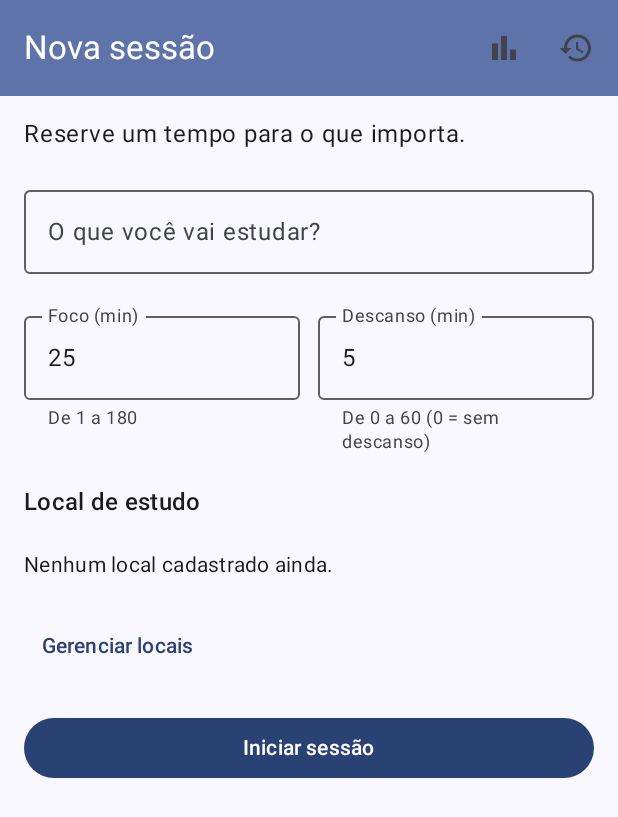
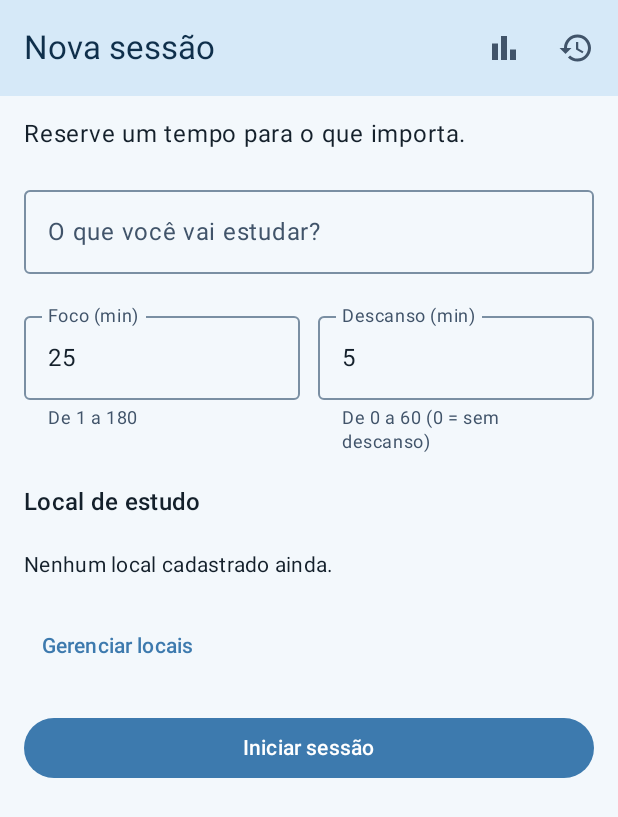
Before and after one commit to WilliamLavor/FocusApp, an Android app built with Jetpack Compose: the screen it shows after launch (MainActivity), on a phone screen of 412 x 824 dp. Shown: the top 817 px of the screen. Run offline under Robolectric (Android 15) with nearby library versions, the phone set to English and light mode, and no system bars; our stand-ins replace Room's generated code; libraries missing offline, so code that uses them is left out: androidx.room3; 5 statements that could not run were skipped.

Commit message:
visual com cores do design e anel no timer

```diff
--- a/app/src/main/java/com/example/focusapp/alerta/AlertaFim.kt
+++ b/app/src/main/java/com/example/focusapp/alerta/AlertaFim.kt
@@ -8,12 +8,12 @@ import android.os.VibrationEffect
 import android.os.Vibrator
 import android.os.VibratorManager
 
-// Vibra e toca um som quando o foco ou o descanso acaba.
+// vibra e toca quando o foco/descanso acaba
 class AlertaFim(context: Context) {
 
     private val contexto = context.applicationContext
 
-    // guarda o toque pra ele não ser coletado no meio
+    //guarda o toque pra ele não ser coletado no meio
     private var toque: Ringtone? = null
 
     fun tocar() {
@@ -38,7 +38,7 @@ class AlertaFim(context: Context) {
             val padrao = longArrayOf(0, 400, 200, 400, 200, 400)
             vibrador.vibrate(VibrationEffect.createWaveform(padrao, -1))
         } catch (e: Exception) {
-            // sem vibração, segue sem
+            //sem vibração, segue sem
         }
     }
 
--- a/app/src/main/java/com/example/focusapp/data/FocusSession.kt
+++ b/app/src/main/java/com/example/focusapp/data/FocusSession.kt
@@ -21,7 +21,7 @@ data class FocusSession(
 
     val notas: String = "",
 
-    // estrelas de 1 a 5 (0 = sem avaliação)
+    //estrelas de 1 a 5 (0 = sem avaliação)
     val avaliacao: Int = 0,
 
     // fatores separados por vírgula
--- a/app/src/main/java/com/example/focusapp/ui/avaliacao/AvaliacaoScreen.kt
+++ b/app/src/main/java/com/example/focusapp/ui/avaliacao/AvaliacaoScreen.kt
@@ -63,12 +63,12 @@ fun AvaliacaoScreen(
     var estrelas by remember { mutableIntStateOf(0) }
     val fatoresEscolhidos = remember { mutableStateListOf<String>() }
 
-    // depois de salvar (ou pular), a sessão pendente some e a tela fecha
+    //salvou ou pulou: fecha a tela
     LaunchedEffect(viewModel.aguardandoAvaliacao) {
         if (!viewModel.aguardandoAvaliacao) onConcluir()
     }
 
-    // se o app sair de cena aqui, a sessão não pode se perder
+    // se o app sair daqui salva a sessão sem nota
     DisposableEffect(activity) {
         val observador = LifecycleEventObserver { _, evento ->
             if (evento == Lifecycle.Event.ON_STOP) {
@@ -83,7 +83,7 @@ fun AvaliacaoScreen(
         }
     }
 
-    // o usuário precisa salvar ou pular
+    // tem que salvar ou pular
     BackHandler(enabled = true) { }
 
     Scaffold(
--- a/app/src/main/java/com/example/focusapp/ui/history/HistoryScreen.kt
+++ b/app/src/main/java/com/example/focusapp/ui/history/HistoryScreen.kt
@@ -42,7 +42,7 @@ fun HistoryScreen(
         initial = emptyList()
     )
 
-    // nomes dos locais, pra mostrar em cada sessão
+    //nomes dos locais pro card
     val locaisFlow = remember {
         AppDatabase.getDatabase(context).localDao().observarTodos()
     }
--- a/app/src/main/java/com/example/focusapp/ui/locais/LocaisScreen.kt
+++ b/app/src/main/java/com/example/focusapp/ui/locais/LocaisScreen.kt
@@ -46,7 +46,7 @@ fun LocaisScreen(
     onExcluir: (Local) -> Unit,
     onNavigateBack: () -> Unit
 ) {
-    // local aberto no diálogo (id 0 = novo) e local esperando confirmação de exclusão
+    // local no diálogo (id 0 = novo) e local pra excluir
     var emEdicao by remember { mutableStateOf<Local?>(null) }
     var paraExcluir by remember { mutableStateOf<Local?>(null) }
 
--- a/app/src/main/java/com/example/focusapp/ui/locais/LocaisViewModel.kt
+++ b/app/src/main/java/com/example/focusapp/ui/locais/LocaisViewModel.kt
@@ -8,7 +8,7 @@ import com.example.focusapp.data.Local
 import kotlinx.coroutines.flow.Flow
 import kotlinx.coroutines.launch
 
-// CRUD dos locais de estudo
+// CRUD dos locais
 class LocaisViewModel(application: Application) : AndroidViewModel(application) {
 
     private val banco = AppDatabase.getDatabase(application)
@@ -17,7 +17,7 @@ class LocaisViewModel(application: Application) : AndroidViewModel(application)
 
     val locais: Flow<List<Local>> = localDao.observarTodos()
 
-    // id 0 = local novo
+    //id 0 = local novo
     fun salvar(local: Local) {
         viewModelScope.launch {
             if (local.id == 0) {
@@ -28,7 +28,7 @@ class LocaisViewModel(application: Application) : AndroidViewModel(application)
         }
     }
 
-    // as sessões que usavam o local ficam sem local
+    // sessões desse local ficam sem local
     fun excluir(local: Local) {
         viewModelScope.launch {
             sessaoDao.removerLocal(local.id)
--- a/app/src/main/java/com/example/focusapp/ui/metricas/MetricasViewModel.kt
+++ b/app/src/main/java/com/example/focusapp/ui/metricas/MetricasViewModel.kt
@@ -10,7 +10,7 @@ private const val TRINTA_DIAS_MS = 30L * 24 * 60 * 60 * 1000
 
 class MetricasViewModel(application: Application) : AndroidViewModel(application) {
 
-    // sessões dos últimos 30 dias, contados a partir de quando a tela abre
+    //últimos 30 dias a partir de quando a tela abre
     val sessoes: Flow<List<FocusSession>> = AppDatabase.getDatabase(application)
         .focusDao()
         .observarDesde(System.currentTimeMillis() - TRINTA_DIAS_MS)
--- a/app/src/main/java/com/example/focusapp/ui/ruido/PainelRuido.kt
+++ b/app/src/main/java/com/example/focusapp/ui/ruido/PainelRuido.kt
@@ -20,7 +20,7 @@ import androidx.compose.ui.Alignment
 import androidx.compose.ui.Modifier
 import androidx.compose.ui.unit.dp
 
-// a partir daqui o ruído conta como "barulhento"
+// daqui pra cima é barulhento
 const val LIMITE_BARULHENTO_DB = 60
 
 fun classificarRuido(db: Int): String = when {
@@ -29,7 +29,7 @@ fun classificarRuido(db: Int): String = when {
     else -> "Barulhento"
 }
 
-// Card com o dB atual, gráfico das leituras e média/pico/mínimo
+// dB atual, gráfico e média/pico/mín
 @Composable
 fun PainelRuido(
     leituras: List<Int>,
@@ -154,7 +154,7 @@ private fun Estatistica(titulo: String, valor: Int, modifier: Modifier = Modifie
     }
 }
 
-// junta as leituras em poucas barras, guardando o maior valor de cada grupo
+//junta as leituras em poucas barras (pega o maior de cada grupo)
 private fun resumir(leituras: List<Int>, barras: Int): List<Int> {
     if (leituras.size <= barras) return leituras.toList()
 
--- a/app/src/main/java/com/example/focusapp/ui/theme/Color.kt
+++ b/app/src/main/java/com/example/focusapp/ui/theme/Color.kt
@@ -2,10 +2,18 @@ package com.example.focusapp.ui.theme
 
 import androidx.compose.ui.graphics.Color
 
-val Purple80 = Color(0xFFD0BCFF)
-val PurpleGrey80 = Color(0xFFCCC2DC)
-val Pink80 = Color(0xFFEFB8C8)
+// tema claro
+val Azul40 = Color(0xFF3D7AAE)
+val AzulClaro90 = Color(0xFFD6E9F8)
+val AzulAcinzentado40 = Color(0xFF52708A)
+val Laranja60 = Color(0xFFE39B2D)
+val FundoClaro = Color(0xFFF3F8FC)
+val TextoEscuro = Color(0xFF14202B)
 
-val Purple40 = Color(0xFF6650a4)
-val PurpleGrey40 = Color(0xFF625b71)
-val Pink40 = Color(0xFF7D5260)
+// tema escuro
+val Azul80 = Color(0xFF8FBCE6)
+val AzulEscuro30 = Color(0xFF1F3C57)
+val AzulAcinzentado80 = Color(0xFFA9C0D4)
+val Laranja80 = Color(0xFFF0B866)
+val FundoEscuro = Color(0xFF0B141C)
+val TextoClaro = Color(0xFFE1EAF2)
--- a/app/src/main/java/com/example/focusapp/ui/theme/Theme.kt
+++ b/app/src/main/java/com/example/focusapp/ui/theme/Theme.kt
@@ -9,35 +9,64 @@ import androidx.compose.material3.dynamicDarkColorScheme
 import androidx.compose.material3.dynamicLightColorScheme
 import androidx.compose.material3.lightColorScheme
 import androidx.compose.runtime.Composable
+import androidx.compose.ui.graphics.Color
 import androidx.compose.ui.platform.LocalContext
 
 private val DarkColorScheme = darkColorScheme(
-    primary = Purple80,
-    secondary = PurpleGrey80,
-    tertiary = Pink80
+    primary = Azul80,
+    onPrimary = Color(0xFF0B2236),
+    primaryContainer = AzulEscuro30,
+    onPrimaryContainer = Color(0xFFD2E6F8),
+    secondary = AzulAcinzentado80,
+    onSecondary = Color(0xFF12293B),
+    secondaryContainer = Color(0xFF243A4E),
+    onSecondaryContainer = Color(0xFFD6E6F4),
+    tertiary = Laranja80,
+    onTertiary = Color(0xFF3A2400),
+    background = FundoEscuro,
+    onBackground = TextoClaro,
+    surface = FundoEscuro,
+    onSurface = TextoClaro,
+    surfaceVariant = Color(0xFF253443),
+    onSurfaceVariant = Color(0xFFB7C7D6),
+    outline = Color(0xFF7F93A6),
+    surfaceContainerLowest = Color(0xFF070E14),
+    surfaceContainerLow = Color(0xFF101B25),
+    surfaceContainer = Color(0xFF142230),
+    surfaceContainerHigh = Color(0xFF1B2C3B),
+    surfaceContainerHighest = Color(0xFF223445)
 )
 
 private val LightColorScheme = lightColorScheme(
-    primary = Purple40,
-    secondary = PurpleGrey40,
-    tertiary = Pink40
-
-    /* Other default colors to override
-    background = Color(0xFFFFFBFE),
-    surface = Color(0xFFFFFBFE),
+    primary = Azul40,
     onPrimary = Color.White,
+    primaryContainer = AzulClaro90,
+    onPrimaryContainer = Color(0xFF0F2F4B),
+    secondary = AzulAcinzentado40,
     onSecondary = Color.White,
-    onTertiary = Color.White,
-    onBackground = Color(0xFF1C1B1F),
-    onSurface = Color(0xFF1C1B1F),
-    */
+    secondaryContainer = Color(0xFFDCEBF5),
+    onSecondaryContainer = Color(0xFF17324A),
+    tertiary = Laranja60,
+    onTertiary = Color(0xFF3A2400),
+    background = FundoClaro,
+    onBackground = TextoEscuro,
+    surface = FundoClaro,
+    onSurface = TextoEscuro,
+    surfaceVariant = Color(0xFFE2EDF6),
+    onSurfaceVariant = Color(0xFF41546A),
+    outline = Color(0xFF7A8FA3),
+    surfaceContainerLowest = Color.White,
+    surfaceContainerLow = Color(0xFFF8FBFE),
+    surfaceContainer = Color(0xFFEDF4FA),
+    surfaceContainerHigh = Color(0xFFE6EFF7),
+    surfaceContainerHighest = Color(0xFFDFEAF4)
 )
 
 @Composable
 fun FocusAppTheme(
     darkTheme: Boolean = isSystemInDarkTheme(),
-    // Dynamic color is available on Android 12+
-    dynamicColor: Boolean = true,
+    // desligado pra usar as cores do nosso design (a cor dinâmica trocaria pelas do papel de parede)
+    dynamicColor: Boolean = false,
     content: @Composable () -> Unit
 ) {
     val colorScheme = when {
```
Also changed, not shown: app/src/main/java/com/example/focusapp/navigation/AppNavHost.kt (+4 -4 lines), app/src/main/java/com/example/focusapp/ui/focus/AnelTempo.kt (added, +37 -0 lines), app/src/main/java/com/example/focusapp/ui/focus/FocusScreen.kt (+43 -12 lines), app/src/main/java/com/example/focusapp/ui/focus/FocusViewModel.kt (+7 -7 lines), app/src/main/java/com/example/focusapp/ui/metricas/Metricas.kt (+4 -4 lines).
